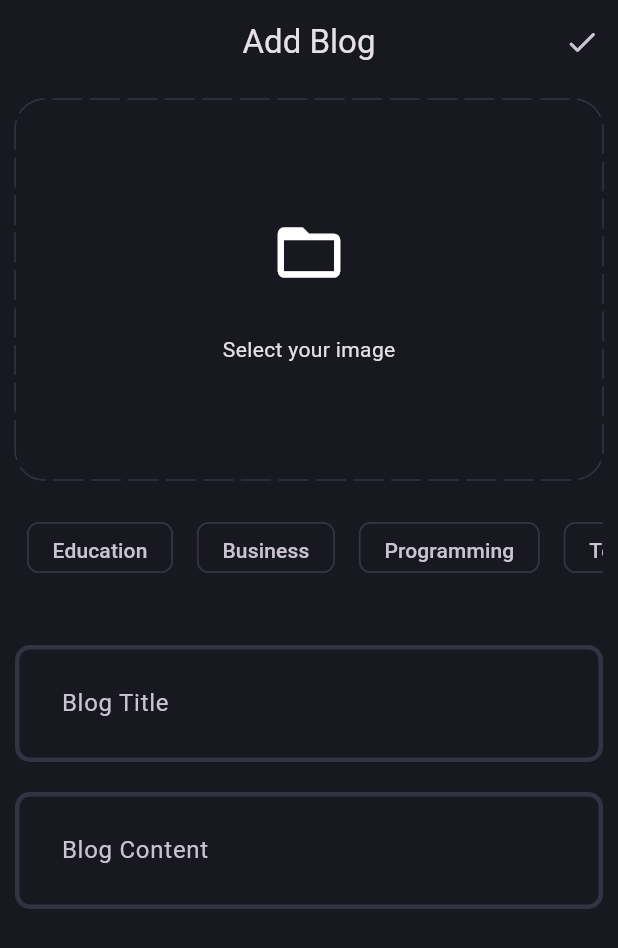
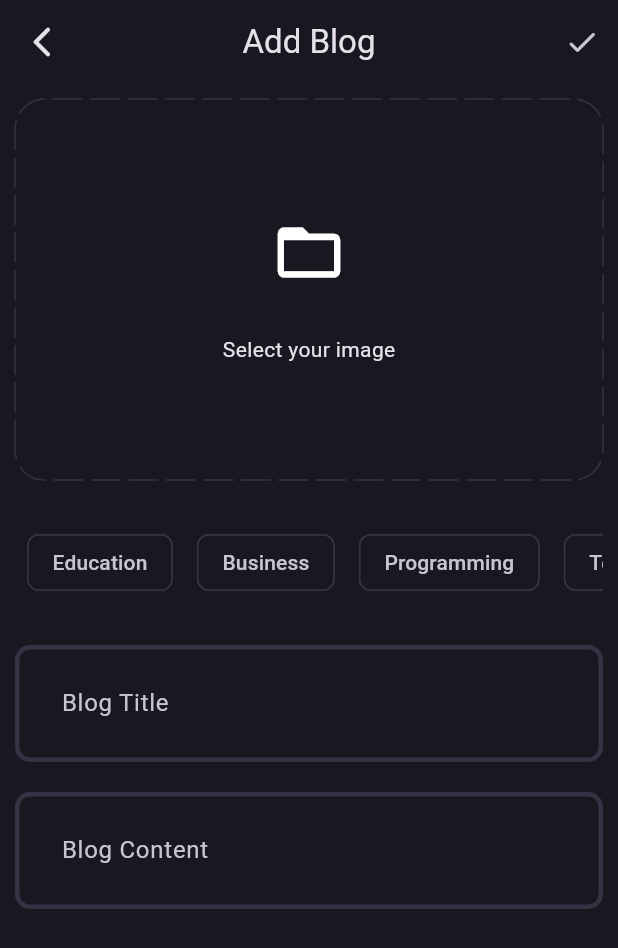
Before and after one commit to sujanbimali9/blog_app, a Flutter app: the AddBlog screen opened by its route, on a phone screen of 412 x 824 dp. Shown: the top 948 px of the screen. Run offline on Flutter 3.47's test engine with Material 3 defaults, Android fonts, the phone set to English and light mode, and no system bars; drawn by our look-alikes of dotted_border; our stand-ins replace flutter_bloc, fpdart, get_it, go_router, image_picker, supabase and 1 more; accounts and stored records are empty.

Commit message:
homepage comlete

```diff
--- a/lib/core/theme/app_pallete.dart
+++ b/lib/core/theme/app_pallete.dart
@@ -12,5 +12,6 @@ class AppPallete {
   static const Color whiteColor = Colors.white;
   static const Color greyColor = Colors.grey;
   static const Color errorColor = Colors.redAccent;
+  static const Color chipColor = Color.fromARGB(255, 233, 248, 233);
   static const Color transparentColor = Colors.transparent;
 }
--- a/lib/feature/home/domain/entities/blog.dart
+++ b/lib/feature/home/domain/entities/blog.dart
@@ -4,17 +4,17 @@ class Blog {
   final String userId;
   final String imageUrl;
   final String content;
-  final List<String> topics;
+  final List<String> topic;
   final DateTime updatedAt;
   final String? userName;
-  Blog(
-    this.id,
-    this.title,
-    this.content,
-    this.imageUrl,
-    this.userId,
-    this.topics,
-    this.updatedAt,
-    this.userName,
-  );
+  Blog({
+    required this.id,
+    required this.title,
+    required this.content,
+    required this.imageUrl,
+    required this.userId,
+    required this.topic,
+    required this.updatedAt,
+    required this.userName,
+  });
 }
--- a/lib/feature/home/domain/repository/blog_repository.dart
+++ b/lib/feature/home/domain/repository/blog_repository.dart
@@ -5,7 +5,7 @@ import 'package:blog_app/feature/home/domain/entities/blog.dart';
 import 'package:fpdart/fpdart.dart';
 
 abstract interface class BlogRepository {
-  Future<Either<Failure, Blog>> uploadBlog(
+  Future<Either<Failure, void>> uploadBlog(
       {required File file,
       required String title,
       required String content,
--- a/lib/feature/home/domain/usecases/upload_blog.dart
+++ b/lib/feature/home/domain/usecases/upload_blog.dart
@@ -2,17 +2,16 @@ import 'dart:io';
 
 import 'package:blog_app/core/error/failure.dart';
 import 'package:blog_app/core/usecase/usecase.dart';
-import 'package:blog_app/feature/home/domain/entities/blog.dart';
 import 'package:blog_app/feature/home/domain/repository/blog_repository.dart';
 import 'package:fpdart/fpdart.dart';
 
-class UploadBlog implements UseCase<Blog, UploadBlogParms> {
+class UploadBlog implements UseCase<void, UploadBlogParms> {
   final BlogRepository blogRepository;
 
   UploadBlog({required this.blogRepository});
 
   @override
-  Future<Either<Failure, Blog>> call(UploadBlogParms parms) async {
+  Future<Either<Failure, void>> call(UploadBlogParms parms) async {
     return await blogRepository.uploadBlog(
       file: parms.file,
       title: parms.title,
--- a/lib/feature/home/presentation/pages/add_blog.dart
+++ b/lib/feature/home/presentation/pages/add_blog.dart
@@ -5,7 +5,6 @@ import 'package:blog_app/core/common/widget/loader.dart';
 import 'package:blog_app/core/theme/app_pallete.dart';
 import 'package:blog_app/core/utils/pickimage.dart';
 import 'package:blog_app/core/utils/snackbar.dart';
-import 'package:blog_app/feature/auth/presentation/bloc/auth_bloc.dart';
 import 'package:blog_app/feature/home/data/filter.dart';
 import 'package:blog_app/feature/home/presentation/bloc/blog_bloc.dart';
 import 'package:blog_app/feature/home/presentation/widget/blog_editor.dart';
@@ -75,6 +74,13 @@ class _AddBlogState extends State<AddBlog> {
     return Scaffold(
       appBar: AppBar(
         title: const Text('Add Blog'),
+        leading: IconButton(
+            onPressed: () {
+              if (context.canPop()) {
+                context.pop();
+              }
+            },
+            icon: const Icon(Icons.arrow_back_ios_new_rounded)),
         centerTitle: true,
         actions: [
           IconButton(
@@ -145,7 +151,7 @@ class _AddBlogState extends State<AddBlog> {
                             height: 20,
                           ),
                           SizedBox(
-                            height: 50,
+                            height: 70,
                             child: ListView.builder(
                               shrinkWrap: true,
                               scrollDirection: Axis.horizontal,
@@ -187,9 +193,6 @@ class _AddBlogState extends State<AddBlog> {
                           const SizedBox(
                             height: 20,
                           ),
-                          const SizedBox(
-                            height: 20,
-                          ),
                           BlogEditor(
                             hint: 'Blog Title',
                             controller: titleController,
```
Also changed, not shown: lib/feature/home/data/datasource/blog_remote_data_source.dart (+5 -4 lines), lib/feature/home/data/model/blog_model.dart (+19 -11 lines), lib/feature/home/data/repository/blog_repository_imp.dart (+9 -9 lines), lib/feature/home/presentation/pages/blog_home.dart (+22 -7 lines), lib/feature/home/presentation/widget/blog_card.dart (+28 -18 lines).
